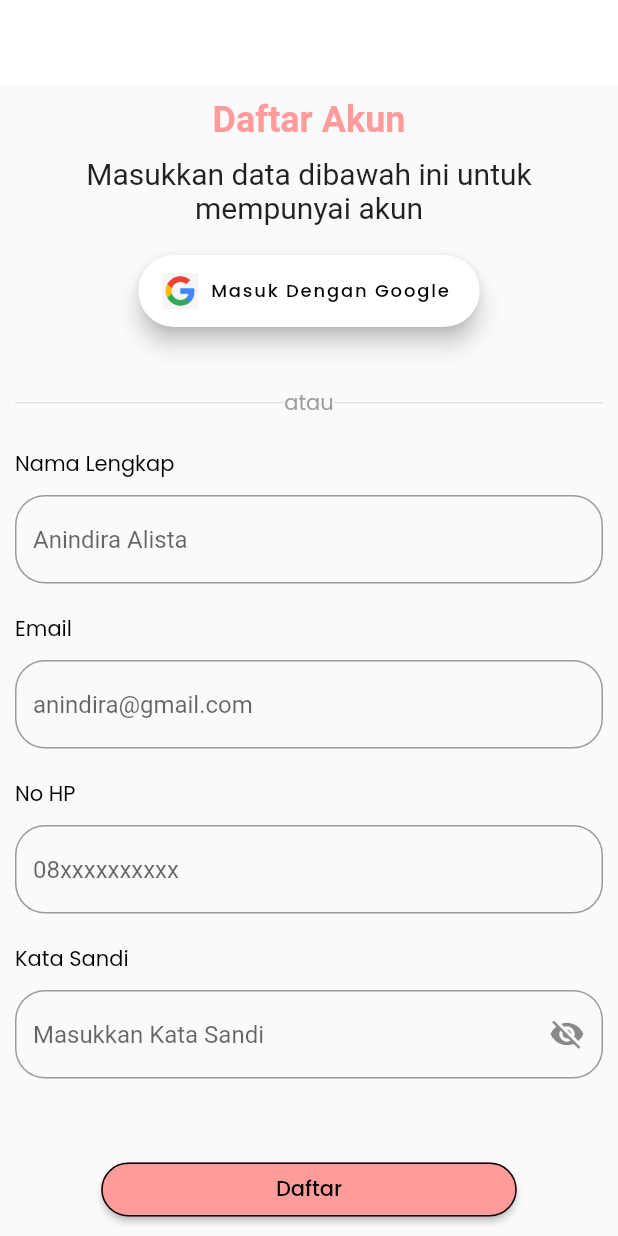
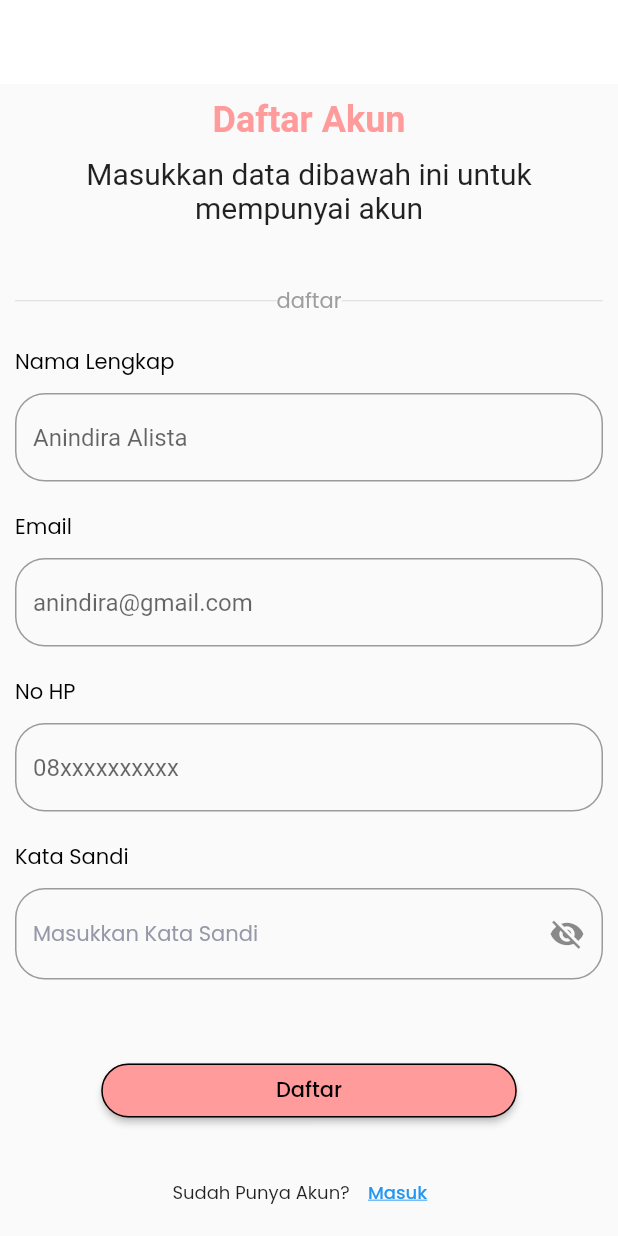
Before and after one commit to meisyaamanda/janin, a Flutter app: the screen it shows after launch, after a tap on "Daftar", on a phone screen of 412 x 824 dp. Run offline on Flutter 3.47's test engine with Material 2 defaults, Android fonts, the phone set to English and light mode, and no system bars; our stand-ins replace cloud_firestore, firebase_auth, firebase_core, firebase_storage, google_fonts, google_sign_in and 2 more; accounts and stored records are empty.

```diff
--- a/lib/main.dart
+++ b/lib/main.dart
@@ -4,7 +4,6 @@ import 'package:janin/provider/auth.dart';
 import 'package:janin/provider/iconkatasandi.dart';
 import 'package:janin/provider/navbarprovider.dart';
 import 'package:janin/provider/prediksi.dart';
-import 'package:janin/view/signin/wrapper.dart';
 import 'package:janin/view/splashscreen.dart';
 import 'package:provider/provider.dart';
 
--- a/lib/view/home/navbar.dart
+++ b/lib/view/home/navbar.dart
@@ -19,7 +19,7 @@ class _NavbarState extends State<Navbar> {
   Beranda(),
   Tips(),
   Riwayat(),
-  const Profil(),
+  Profil(),
   ];
 
   @override
--- a/lib/view/home/prediksi.dart
+++ b/lib/view/home/prediksi.dart
@@ -1,6 +1,7 @@
 import 'dart:convert';
 import 'package:flutter/material.dart';
 import 'package:http/http.dart' as http;
+import 'package:janin/provider/auth.dart';
 import 'package:janin/provider/prediksi.dart';
 import 'package:janin/view/home/navbar.dart';
 import 'package:provider/provider.dart';
@@ -49,14 +50,17 @@ class _PrediksiFormState extends State<PrediksiForm> {
     if (response.statusCode == 200) {
       PrediksiProvider prediksiProvider =
           Provider.of<PrediksiProvider>(context, listen: false);
+      Auth auth = Provider.of<Auth>(context, listen: false);
 
       final responseData = jsonDecode(response.body);
       setState(() {
         prediksiProvider.setResult(
           responseData['result'] == 1 ? 'normal' : 'kurang baik',
         );
+
         // firestore
         FirebaseFirestore.instance.collection("hasil_prediksi").add({
+          'id':auth.id,
           'result': prediksiProvider.result,
           'timestamp': FieldValue.serverTimestamp(),
         });
--- a/lib/view/riwayat.dart
+++ b/lib/view/riwayat.dart
@@ -1,5 +1,6 @@
 import 'package:cloud_firestore/cloud_firestore.dart';
 import 'package:flutter/material.dart';
+import 'package:janin/provider/auth.dart';
 import 'package:janin/provider/prediksi.dart';
 import 'package:janin/services/prediksiservices.dart';
 import 'package:provider/provider.dart';
@@ -13,6 +14,7 @@ class Riwayat extends StatelessWidget {
     PrediksiProvider prediksiProvider =
         Provider.of<PrediksiProvider>(context, listen: false);
     PrediksiService prediksiService = PrediksiService();
+    Auth auth = Provider.of<Auth>(context, listen: false);
     return Scaffold(
       appBar: AppBar(
         backgroundColor: Colors.white,
@@ -27,7 +29,7 @@ class Riwayat extends StatelessWidget {
         child: Padding(
           padding: const EdgeInsets.all(10),
           child: StreamBuilder(
-            stream: prediksiService.streamPrediksi(),
+            stream: prediksiService.streamPrediksiByUserId(auth.id),
             builder: (context, snapshot) {
               if (snapshot.connectionState == ConnectionState.active) {
                 var data = snapshot.data!.docs;
--- a/lib/view/signin/signin.dart
+++ b/lib/view/signin/signin.dart
@@ -196,32 +196,32 @@ class _SignInState extends State<SignIn> {
                 ),
               ),
               //Google
-              Center(
-                child: FloatingActionButton.extended(
-                  onPressed: () async {
-                    await auth.signInWithGoogle();
-                    if (mounted) {
-                      Navigator.push(
-                        context,
-                        MaterialPageRoute(
-                          builder: (context) => Navbar(),
-                        ),
-                      );
-                    }
-                  },
-                  icon: Image.asset(
-                    'assets/image/google.png',
-                    height: 24,
-                    width: 24,
-                  ),
-                  label: Text(
-                    'Masuk Dengan Google',
-                    style: GoogleFonts.poppins(fontSize: 12),
-                  ),
-                  backgroundColor: Colors.white,
-                  foregroundColor: Colors.black,
-                ),
-              ),
+              // Center(
+              //   child: FloatingActionButton.extended(
+              //     onPressed: () async {
+              //       await auth.signInWithGoogle();
+              //       if (mounted) {
+              //         Navigator.push(
+              //           context,
+              //           MaterialPageRoute(
+              //             builder: (context) => Navbar(),
+              //           ),
+              //         );
+              //       }
+              //     },
+              //     icon: Image.asset(
+              //       'assets/image/google.png',
+              //       height: 24,
+              //       width: 24,
+              //     ),
+              //     label: Text(
+              //       'Masuk Dengan Google',
+              //       style: GoogleFonts.poppins(fontSize: 12),
+              //     ),
+              //     backgroundColor: Colors.white,
+              //     foregroundColor: Colors.black,
+              //   ),
+              // ),
               const SizedBox(
                 height: 10,
               ),
--- a/lib/view/signup.dart
+++ b/lib/view/signup.dart
@@ -56,35 +56,35 @@ class _SignUpState extends State<SignUp> {
                     textAlign: TextAlign.center,
                   ),
                 ),
-                const SizedBox(
-                  height: 20,
-                ),
-                Center(
-                  child: FloatingActionButton.extended(
-                    onPressed: () async {
-                      await auth.signInWithGoogle();
-                      if (mounted) {
-                        Navigator.push(
-                          context,
-                          MaterialPageRoute(
-                            builder: (context) => Navbar(),
-                          ),
-                        );
-                      }
-                    },
-                    icon: Image.asset(
-                      'assets/image/google.png',
-                      height: 24,
-                      width: 24,
-                    ),
-                    label: Text(
-                      'Masuk Dengan Google',
-                      style: GoogleFonts.poppins(fontSize: 12),
-                    ),
-                    backgroundColor: Colors.white,
-                    foregroundColor: Colors.black,
-                  ),
-                ),
+                // const SizedBox(
+                //   height: 20,
+                // ),
+                // Center(
+                //   child: FloatingActionButton.extended(
+                //     onPressed: () async {
+                //       await auth.signInWithGoogle();
+                //       if (mounted) {
+                //         Navigator.push(
+                //           context,
+                //           MaterialPageRoute(
+                //             builder: (context) => Navbar(),
+                //           ),
+                //         );
+                //       }
+                //     },
+                //     icon: Image.asset(
+                //       'assets/image/google.png',
+                //       height: 24,
+                //       width: 24,
+                //     ),
+                //     label: Text(
+                //       'Masuk Dengan Google',
+                //       style: GoogleFonts.poppins(fontSize: 12),
+                //     ),
+                //     backgroundColor: Colors.white,
+                //     foregroundColor: Colors.black,
+                //   ),
+                // ),
                 const SizedBox(
                   height: 40,
                 ),
@@ -94,7 +94,7 @@ class _SignUpState extends State<SignUp> {
                       child: Divider(),
                     ),
                     Text(
-                      'atau',
+                      'daftar',
                       style: GoogleFonts.poppins(
                         color: Colors.grey,
                         fontSize: 14,
@@ -210,14 +210,14 @@ class _SignUpState extends State<SignUp> {
                       Consumer<IconKataSandi>(
                         builder: (context, data, _) {
                           return TextFormField(
+                            controller: passwordController,
                             textInputAction: TextInputAction.done,
-                            controller: passwordController,
                             decoration: InputDecoration(
                               border: OutlineInputBorder(
                                 borderRadius: BorderRadius.circular(20),
-                                borderSide: BorderSide(),
                               ),
                               hintText: 'Masukkan Kata Sandi',
+                              hintStyle: greyTextStyle.copyWith(fontSize: 14),
                               suffixIcon: IconButton(
                                 onPressed: () {
                                   data.changeVisible(data.isvisible);
@@ -229,10 +229,10 @@ class _SignUpState extends State<SignUp> {
                                 ),
                               ),
                             ),
-                            obscureText: true,
+                            obscureText: !data.isvisible,
                             validator: (value) {
                               if (value!.isEmpty) {
-                                return 'Kata Sandi tidak boleh kosong';
+                                return 'Password tidak boleh kosong';
                               }
                               return null;
                             },
@@ -261,7 +261,7 @@ class _SignUpState extends State<SignUp> {
                         backgroundColor: pinkColor,
                       ),
                       onPressed: () async {
-                        if (_formKey.currentState!.validate());
+                        if (_formKey.currentState!.validate()) ;
                         auth.SignUpProvider(
                           emailController.text,
                           passwordController.text,
```
Also changed, not shown: lib/provider/auth.dart (+11 -7 lines), lib/services/berandaservices.dart (+8 -1 lines), lib/services/prediksiservices.dart (+7 -0 lines), lib/view/home/beranda.dart (+24 -8 lines), lib/view/profil/editprofil.dart (+9 -3 lines), lib/view/profil/profil.dart (+98 -32 lines), assets/image/person.png (added).
